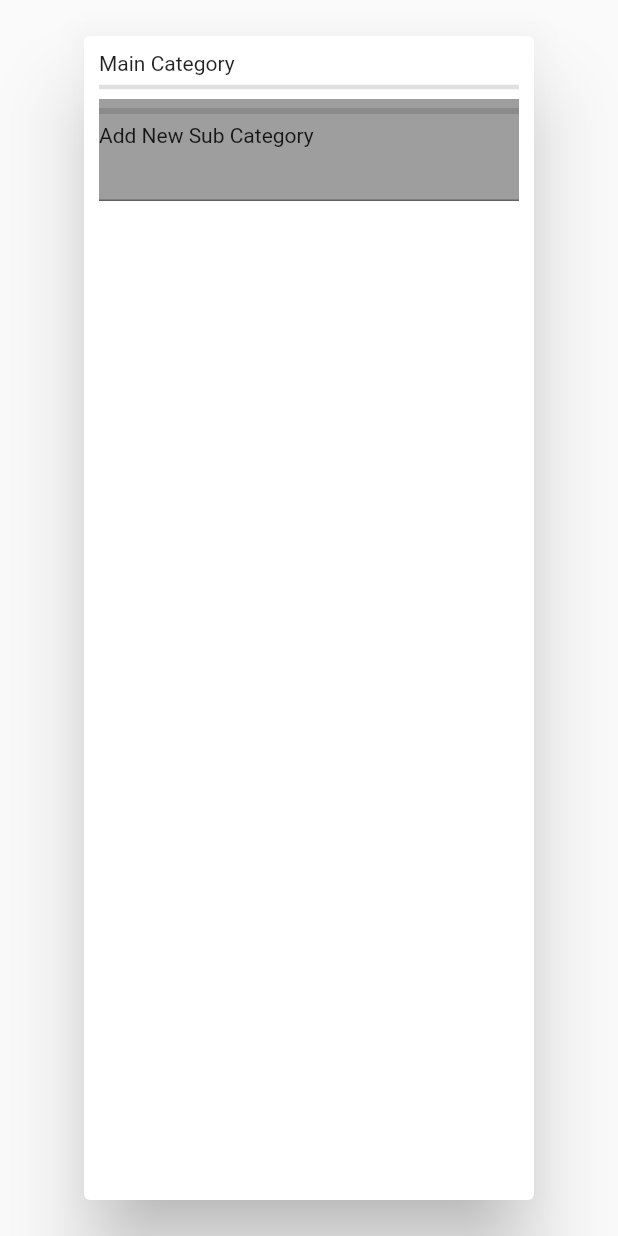
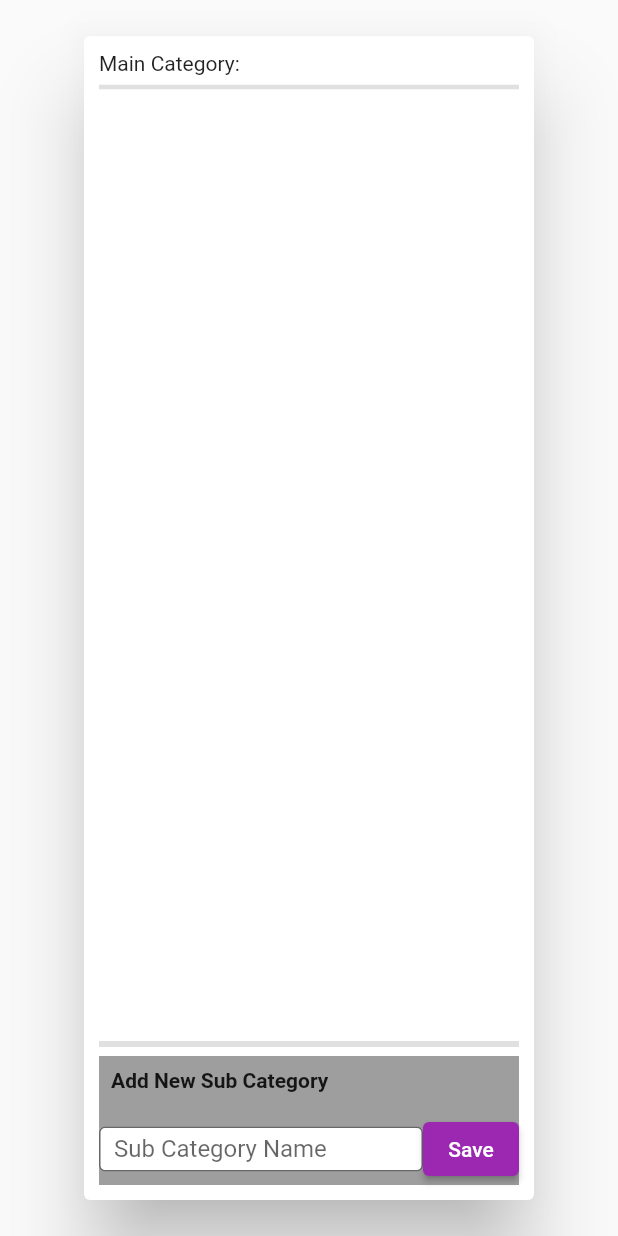
Before and after one commit to kariru-k/pigalukuadmin, a Flutter app: the SubCategoryWidget widget shown alone on an empty page, opened directly with empty values, on a phone screen of 412 x 824 dp. Run offline on Flutter 3.47's test engine with Material 2 defaults, Android fonts, the phone set to English and light mode, and no system bars; our stand-ins replace chips_choice, cloud_firestore, firebase_auth, firebase_core, firebase_storage, progress_dialog_null_safe; missing offline and left inert: flutter_admin_scaffold, image_picker_web; accounts and stored records are empty; statements that could not run were skipped.

Commit message:
Added subcategory functionality

```diff
--- a/lib/screens/category_screen.dart
+++ b/lib/screens/category_screen.dart
@@ -18,7 +18,7 @@ class CategoryScreen extends StatelessWidget {
 
 
     return AdminScaffold(
-      backgroundColor: Colors.white,
+      backgroundColor: Colors.grey[100],
       appBar: AppBar(
         title: const Text('Piga Luku Admin Dashboard'),
         backgroundColor: Colors.black45,
--- a/lib/widgets/category/subcategory_widget.dart
+++ b/lib/widgets/category/subcategory_widget.dart
@@ -15,6 +15,8 @@ class _SubCategoryWidgetState extends State<SubCategoryWidget> {
 
 
   FirebaseServices services = FirebaseServices();
+  final _subCatNameTextController = TextEditingController();
+
 
   @override
   Widget build(BuildContext context) {
@@ -43,6 +45,7 @@ class _SubCategoryWidgetState extends State<SubCategoryWidget> {
                   );
                 }
 
+                Map<String, dynamic> data = snapshot.data!.data() as Map<String, dynamic>;;
                 return Column(
                   mainAxisAlignment: MainAxisAlignment.spaceBetween,
                   children: [
@@ -50,31 +53,98 @@ class _SubCategoryWidgetState extends State<SubCategoryWidget> {
                       children: [
                         Row(
                           children: [
-                            const Text("Main Category"),
+                            const Text("Main Category: "),
                             const SizedBox(width: 15,),
                             Text(widget.categoryName, style: const TextStyle(fontWeight: FontWeight.bold),)
                           ],
                         ),
                         const Divider(thickness: 3,),
+                      ],
+                    ),
+                    Container(
+                      child: Expanded(
+                        child: ListView.builder(
+                          itemBuilder:  (BuildContext context, int index){
+                            return ListTile(
+                              contentPadding: EdgeInsets.zero,
+                              leading: CircleAvatar(
+                                child: Text("${index + 1}"),
+                              ),
+                              title: Text(data["subCat"][index]['name']),
+                            );
+                          },
+                          itemCount: data['subCat'] == null ? 0 : data['subCat'].length,
+                        ),
+                      ),
+                    ),
+                    Column(
+                      children: [
+                        const Divider(thickness: 4,),
                         //subcategory list
                         Container(
                           color: Colors.grey,
                           child: Column(
                             crossAxisAlignment: CrossAxisAlignment.start,
                             children: [
-                              const Divider(thickness: 4,),
-                              const Text("Add New Sub Category"),
+                              const Padding(
+                                padding: EdgeInsets.all(8.0),
+                                child: Text(
+                                  "Add New Sub Category",
+                                  style: TextStyle(
+                                    fontWeight: FontWeight.bold
+                                  ),
+                                ),
+                              ),
                               const SizedBox(height: 6,),
                               Row(
-                                children: const [
+                                children: [
                                   Expanded(
                                     child: SizedBox(
                                       height: 30,
                                       child: TextField(
-
+                                        controller: _subCatNameTextController,
+                                        decoration: const InputDecoration(
+                                          fillColor: Colors.white,
+                                          hintText: "Sub Category Name",
+                                          filled: true,
+                                          border: OutlineInputBorder(),
+                                          focusedBorder: OutlineInputBorder(),
+                                          contentPadding: EdgeInsets.only(left: 10)
+                                        ),
                                       ),
                                     ),
-                                  )
+                                  ),
+                                  ElevatedButton(
+                                      onPressed: () {
+                                        if(_subCatNameTextController.text.isEmpty){
+                                          services.showMyDialog(
+                                            context: context,
+                                            title: "Add New SubCategory",
+                                            message: "Please Give a subcategory name"
+                                          );
+                                        }
+                                        else {
+                                          DocumentReference doc = services.category.doc(widget.categoryName);
+                                          doc.update({
+                                            'subCat' : FieldValue.arrayUnion([
+                                              {
+                                                "name" : _subCatNameTextController.text
+                                              }
+                                            ])
+                                          });
+                                          setState(() {
+
+                                          });
+                                          _subCatNameTextController.clear();
+                                        }
+                                      },
+                                      child: const Text(
+                                        "Save",
+                                        style: TextStyle(
+                                          color: Colors.white
+                                        ),
+                                      )
+                                  ),
                                 ],
                               )
                             ],
```
